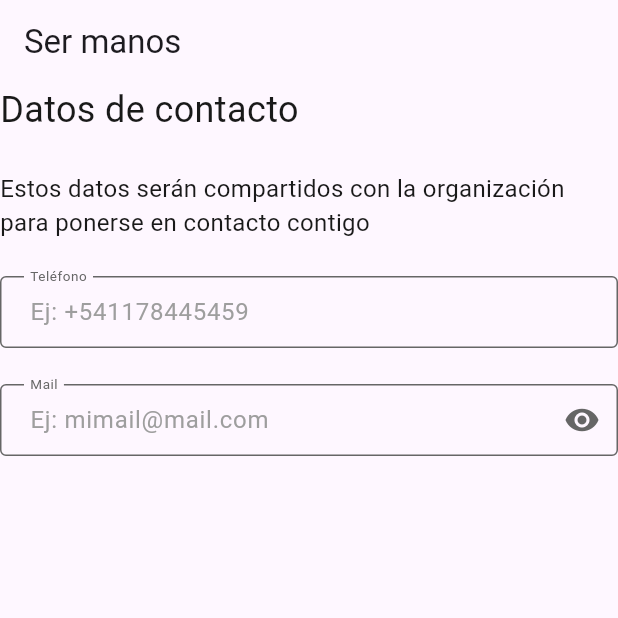
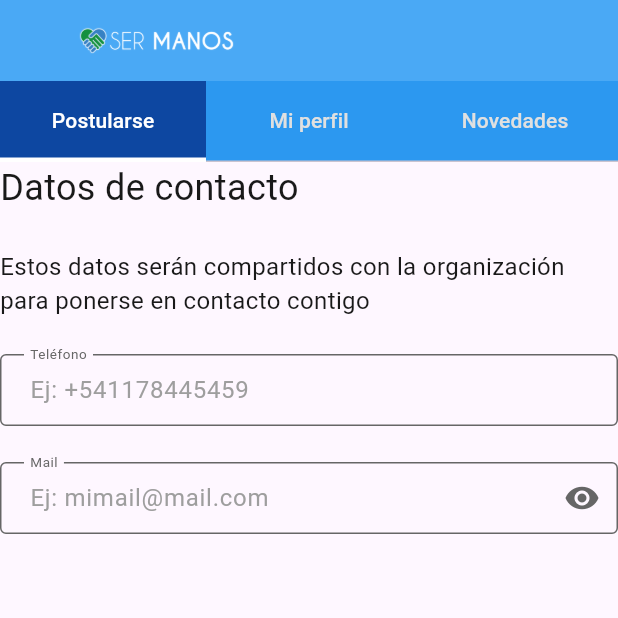
Before and after one commit to shadad00/DAMP, a Flutter app: the screen it shows after launch, on a phone screen of 412 x 824 dp, the top half of it. Run offline on Flutter 3.47's test engine with Material 2 defaults, Android fonts, the phone set to English and light mode, and no system bars; drawn by our look-alikes of flutter_form_builder; our stand-ins replace cached_network_image, equatable, flutter_hooks, flutter_riverpod, form_builder_validators, shimmer.

Commit message:
adding controller with react hooks to tabHeader

```diff
--- a/ser_manos/lib/design_system/cells/header.dart
+++ b/ser_manos/lib/design_system/cells/header.dart
@@ -5,7 +5,9 @@ import 'package:ser_manos/design_system/tokens/colours/colours.dart';
 import 'package:ser_manos/design_system/tokens/font/font.dart';
 
 class SermanosHeader extends AppBar {
-  SermanosHeader.tabsHeader({super.key})
+  final TabController? controller;
+
+  SermanosHeader.tabsHeader({super.key, this.controller})
       : super(
           title: const Padding(
               padding: EdgeInsets.only(left: 16, top: 8, bottom: 8),
@@ -13,23 +15,24 @@ class SermanosHeader extends AppBar {
                   logoUrl: "assets/images/rectangularLogo.png")),
           systemOverlayStyle: const SermanosStatusBar.secondary(),
           backgroundColor: SermanosColors.secondary90,
-          bottom: const PreferredSize(
-            preferredSize: Size.fromHeight(52),
+          bottom:  PreferredSize(
+            preferredSize: const Size.fromHeight(52),
             child: Material(
               color: SermanosColors.secondary100,
-              child: DefaultTabController(length: 52, child:  TabBar(
+              child: TabBar(
+                    controller: controller!,
                     unselectedLabelColor: SermanosColors.neutral25,
                     labelColor: SermanosColors.neutral0,
-                labelStyle: SermanosTypography.button(),
+                    labelStyle: const SermanosTypography.button(),
                     indicatorSize: TabBarIndicatorSize.tab,
-                indicator: BoxDecoration(
+                    indicator: const BoxDecoration(
                       color: SermanosColors.secondary200,
                       border: Border(
-                    bottom:
-                        BorderSide(color: SermanosColors.neutral0, width: 3),
+                        bottom: BorderSide(
+                            color: SermanosColors.neutral0, width: 3),
                       ),
                     ),
-                tabs: [
+                    tabs: const [
                       Tab(
                         height: 52,
                         text: "Postularse",
@@ -43,18 +46,18 @@ class SermanosHeader extends AppBar {
                         text: "Novedades",
                       ),
                     ],
-              )),
+                  ),
             ),
           ),
         );
 
-  SermanosHeader.modalHeader({super.key})
+  SermanosHeader.modalHeader({super.key, this.controller})
       : super(
           systemOverlayStyle: const SermanosStatusBar.neutral0(),
           leading: const CloseButton(color: SermanosColors.neutral75),
         );
 
-  SermanosHeader.sectionHeader({super.key, required String title})
+  SermanosHeader.sectionHeader({super.key, required String title, this.controller})
       : super(
             systemOverlayStyle: const SermanosStatusBar.secondary(),
             backgroundColor: SermanosColors.secondary90,
--- a/ser_manos/lib/main.dart
+++ b/ser_manos/lib/main.dart
@@ -1,12 +1,9 @@
 import 'package:flutter/material.dart';
-import 'package:flutter/rendering.dart';
+import 'package:flutter_hooks/flutter_hooks.dart';
 import 'package:ser_manos/design_system/cells/forms/ContactDataForm.dart';
-import 'package:ser_manos/design_system/cells/forms/LoginForm.dart';
+import 'package:ser_manos/design_system/cells/header.dart';
 import 'package:ser_manos/model/User.dart';
 import 'package:ser_manos/model/Gender.dart';
-import 'package:ser_manos/design_system/cells/forms/ProfileDataForm.dart';
-import 'package:ser_manos/design_system/tokens/font/font.dart';
-import 'package:ser_manos/design_system/tokens/colours/colours.dart';
 
 void main() {
   runApp(const MyApp());
@@ -22,18 +19,25 @@ class MyApp extends StatelessWidget {
       theme: ThemeData(
         useMaterial3: true,
       ),
-      home: const MyHomePage(title: 'Ser Manos'),
+      home: const MyHomePage()
     );
   }
 }
 
-class MyHomePage extends StatelessWidget {
-  const MyHomePage({super.key, required this.title});
+class MyHomePage extends HookWidget {
+  const MyHomePage({super.key});
 
-  final String title;
 
   @override
   Widget build(BuildContext context) {
+    final tabController = useTabController(initialLength: 3);
+
+    return Scaffold(
+        appBar: SermanosHeader.tabsHeader(controller: tabController),
+        body: const ContactDataForm());
+  }
+}
+
 const image = 'http://pawserver.it.itba.edu.ar/paw-2023a-01/images/153';
 
 const User user = User(
@@ -43,15 +47,6 @@ class MyHomePage extends StatelessWidget {
   email: 'johndoe@gmail.com',
   phone: '1234567890',
   gender: Gender.male,
-      profileImageUrl:
-          null,
+  profileImageUrl: null,
   emailContact: 'johndoe@gmail.com',
 );
-
-    return Scaffold(
-        appBar: AppBar(title: const Text('Ser manos')),
-        body: const ContactDataForm()
-
-      );
-  }
-}
```
Lines whose indentation alone changed are shown as unchanged.
